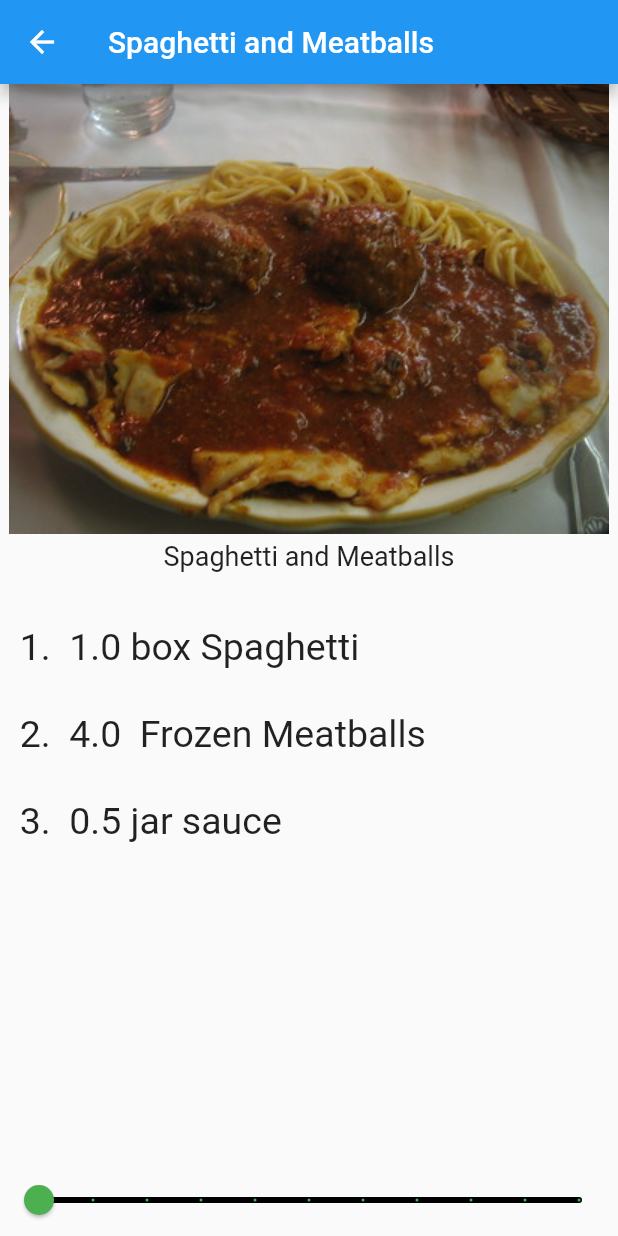
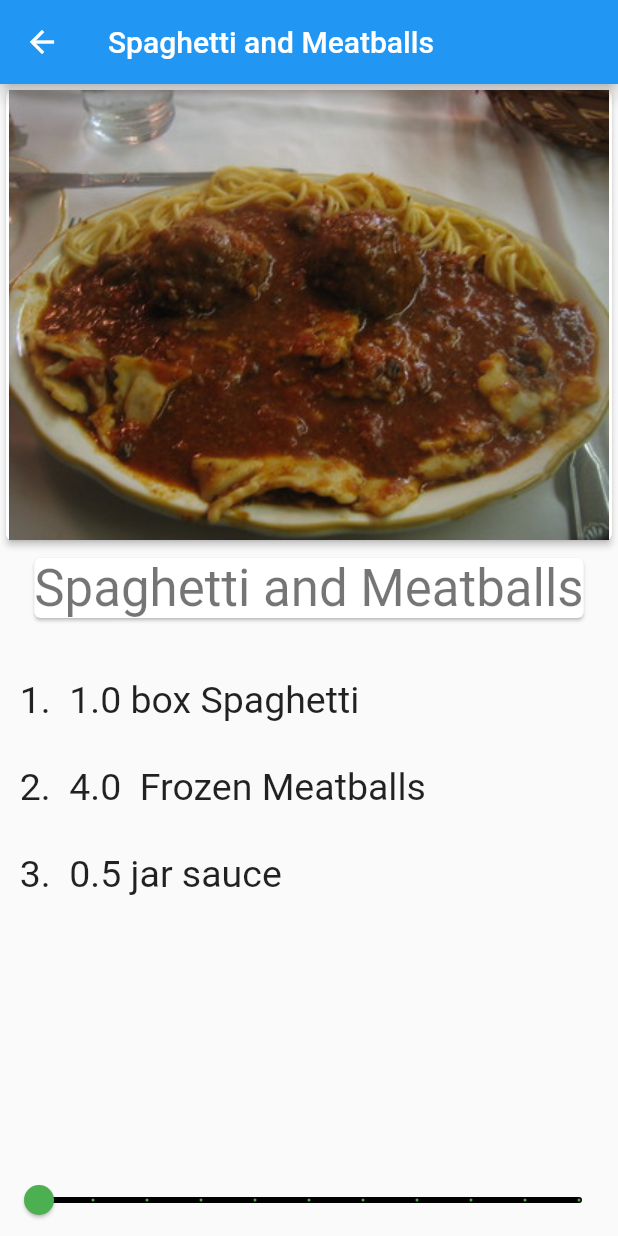
Before and after one commit to eoeefosa/RecipeApp, a Flutter app: the screen it shows after launch, after a tap on "Spaghetti and Meatballs", on a phone screen of 412 x 824 dp. Run offline on Flutter 3.47's test engine with Material 2 defaults, Android fonts, the phone set to English and light mode, and no system bars; Roboto replaces fonts that are missing (Lucida Handwriting).

Commit message:
added some comment and updated

```diff
--- a/lib/main.dart
+++ b/lib/main.dart
@@ -6,6 +6,7 @@ void main() {
   runApp(const RecipeApp());
 }
 
+// TODO: Add dark and light theme
 class RecipeApp extends StatelessWidget {
   const RecipeApp({super.key});
 
@@ -19,16 +20,16 @@ class RecipeApp extends StatelessWidget {
       theme: ThemeData(
         primarySwatch: Colors.blue,
       ),
-      home: MyHomePage(title: 'Recipe Calculator'),
+      home: const MyHomePage(title: 'Recipe Calculator'),
     );
   }
 }
 
 class MyHomePage extends StatefulWidget {
-  MyHomePage({super.key, required this.title});
+  const MyHomePage({super.key, required this.title});
 
   final String title;
-  Color _currentColor = Colors.white;
+  final Color _currentColor = Colors.white;
 
   @override
   State<MyHomePage> createState() => _MyHomePageState();
--- a/lib/recipe_detail.dart
+++ b/lib/recipe_detail.dart
@@ -1,6 +1,7 @@
 import 'package:flutter/material.dart';
 import 'recipe.dart';
 
+// a page that shows when each recipe is clicked
 class RecipeDetail extends StatefulWidget {
   final Recipe recipe;
   const RecipeDetail({super.key, required this.recipe});
@@ -10,23 +11,33 @@ class RecipeDetail extends StatefulWidget {
 }
 
 class _RecipeDetailState extends State<RecipeDetail> {
+  // initializes _slider value to 1
   int _sliderVal = 1;
   @override
   Widget build(BuildContext context) {
     return Scaffold(
+      // return a screen with the title as the lable of each recipe
       appBar: AppBar(title: Text(widget.recipe.label)),
+      // this prevent app for interacting with android notch or interactive areas in ios
       body: SafeArea(
           child: Column(
         children: [
-          SizedBox(
-            height: 300,
-            width: double.infinity,
-            child: Image(image: AssetImage(widget.recipe.imageUrl)),
+          // place the image in a widget of height 300 and set the width based on the aspect ration of widget
+          Card(
+            elevation: 2.0,
+            child: SizedBox(
+              height: 300,
+              width: double.infinity,
+              child: Image(image: AssetImage(widget.recipe.imageUrl)),
+            ),
           ),
           const SizedBox(height: 4),
-          Text(
-            widget.recipe.label,
-            style: const TextStyle(fontSize: 18),
+          Card(
+            elevation: 1.0,
+            child: Text(
+              widget.recipe.label,
+              style: Theme.of(context).textTheme.headline4,
+            ),
           ),
           Expanded(
             flex: 2,
```
